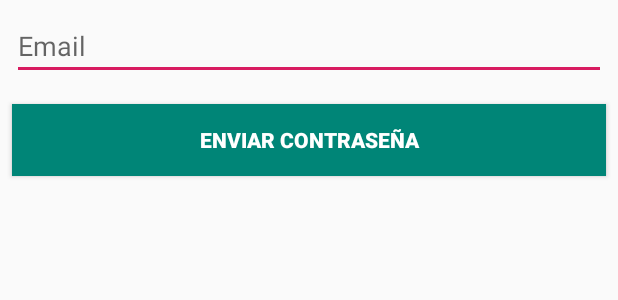
After one commit to DonMed00/NetGames, an Android app: the layout forgot_password_fragment.xml on its own in the app's theme, with its tools: preview values and no code run, on a phone screen of 412 x 824 dp. The commit adds this screen. Shown: the top 300 px of the screen. Run offline under Robolectric (Android 15) with nearby library versions, the phone set to English and light mode, and no system bars.

Commit message:
registro + login + password

```diff
--- a/app/build.gradle
+++ b/app/build.gradle
@@ -65,7 +65,5 @@ dependencies {
     implementation 'com.google.firebase:firebase-auth:19.3.0'
     implementation 'com.google.firebase:firebase-database:19.2.1'
 
-
-    implementation 'com.android.support:appcompat-v7:1.0.0-alpha'
-    implementation 'com.android.support:design:23.0.1'
+    implementation "androidx.preference:preference-ktx:1.1.0"
 }
--- /dev/null
+++ b/app/src/main/res/layout/forgot_password_fragment.xml
@@ -0,0 +1,18 @@
+<?xml version="1.0" encoding="utf-8"?>
+<LinearLayout xmlns:android="http://schemas.android.com/apk/res/android"
+    android:layout_width="match_parent"
+    android:layout_height="match_parent"
+    android:orientation="vertical">
+    <EditText
+        android:id="@+id/txtEmailPassword"
+        style="@style/viewCustom"
+        android:hint="Email"
+        android:inputType="textEmailAddress" />
+    <Button
+        android:id="@+id/btnSendPass"
+        style="@style/viewCustom"
+        android:background="@color/colorPrimary"
+        android:text="Enviar contraseña"
+        android:textColor="@android:color/white"
+        android:textStyle="bold" />
+</LinearLayout>
--- a/app/src/main/res/layout/login_fragment.xml
+++ b/app/src/main/res/layout/login_fragment.xml
@@ -46,6 +46,7 @@
 
         <EditText
             android:id="@+id/txtPassword"
+            android:inputType="textPassword"
             android:layout_width="match_parent"
             android:layout_height="wrap_content" />
 
@@ -74,7 +75,7 @@
         android:textStyle="bold"/>
 
     <TextView
-        android:id="@+id/txtForgotPassword"
+        android:id="@+id/lblForgotPassword"
         style="@style/viewCustom"
         android:layout_width="match_parent"
         android:layout_height="wrap_content"
--- a/app/src/main/res/layout/principal_fragment.xml
+++ b/app/src/main/res/layout/principal_fragment.xml
@@ -7,6 +7,7 @@
 
     <!-- TODO: Update blank fragment layout -->
     <TextView
+        android:id="@+id/lblPrueba"
         android:layout_width="match_parent"
         android:layout_height="match_parent"
         android:text="@string/hello_blank_fragment" />
--- a/app/src/main/res/values/strings.xml
+++ b/app/src/main/res/values/strings.xml
@@ -12,4 +12,6 @@
     <string name="login">Iniciar sesión</string>
     <string name="createAct">Crear cuenta</string>
     <string name="principal_title">Principal</string>
+    <string name="send_password_title">Reset Password</string>
+    <string name="register_title">Register</string>
 </resources>
```
Also changed, not shown: app/src/main/java/com/donmedapp/netgames/ui/forgotPassword/ForgotPasswordFragment.kt (added, +61 -0 lines), app/src/main/java/com/donmedapp/netgames/ui/login/LoginFragment.kt (+24 -22 lines), app/src/main/java/com/donmedapp/netgames/ui/principal/PrincipalFragment.kt (+37 -2 lines), app/src/main/java/com/donmedapp/netgames/ui/register/RegisterFragment.kt (+10 -0 lines), app/src/main/res/navigation/main_activity.xml (+7 -0 lines).
